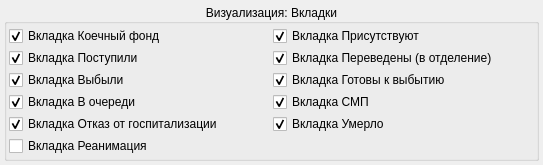
This is preferences/HospitalBedsPage.ui in rusingineer/KPS-Samson as Qt 5 draws it before an edit. The edited form follows.
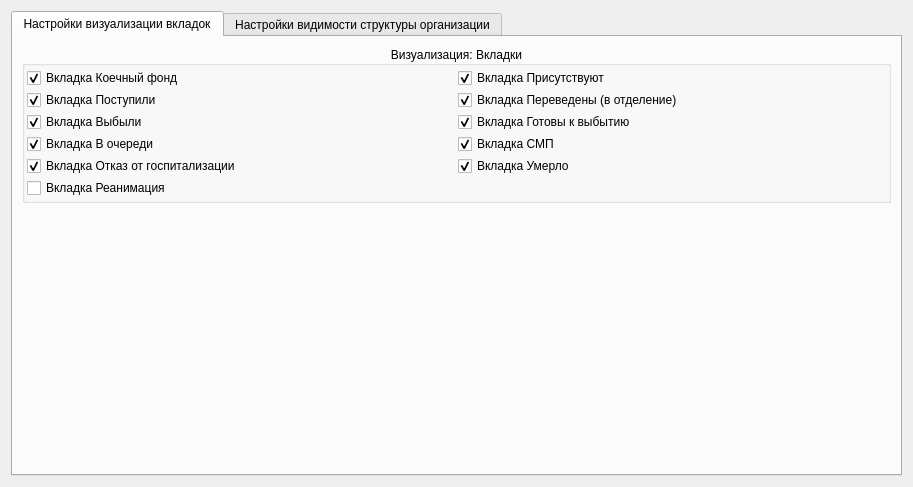
This is the edited form.

Patch:
```diff
--- a/preferences/HospitalBedsPage.ui
+++ b/preferences/HospitalBedsPage.ui
@@ -6,43 +6,25 @@
    <rect>
     <x>0</x>
     <y>0</y>
-    <width>543</width>
-    <height>148</height>
+    <width>913</width>
+    <height>487</height>
    </rect>
   </property>
   <property name="windowTitle">
    <string>Стационарный монитор</string>
   </property>
+  <layout class="QGridLayout" name="gridLayout_2">
+   <item row="0" column="0">
+    <widget class="QTabWidget" name="tabWidget">
+     <property name="currentIndex">
+      <number>0</number>
+     </property>
+     <widget class="QWidget" name="tab">
+      <attribute name="title">
+       <string>Настройки визуализации вкладок</string>
+      </attribute>
   <layout class="QGridLayout" name="gridLayout">
-   <property name="leftMargin">
-    <number>4</number>
-   </property>
-   <property name="topMargin">
-    <number>4</number>
-   </property>
-   <property name="rightMargin">
-    <number>4</number>
-   </property>
-   <property name="bottomMargin">
-    <number>4</number>
-   </property>
-   <property name="spacing">
-    <number>4</number>
-   </property>
-   <item row="12" column="0">
-    <spacer name="verticalSpacer_2">
-     <property name="orientation">
-      <enum>Qt::Vertical</enum>
-     </property>
-     <property name="sizeHint" stdset="0">
-      <size>
-       <width>20</width>
-       <height>40</height>
-      </size>
-     </property>
-    </spacer>
-   </item>
-   <item row="11" column="0" colspan="2">
+       <item row="0" column="0">
     <widget class="QGroupBox" name="grpTabWidgets">
      <property name="title">
       <string>Визуализация: Вкладки</string>
@@ -177,6 +159,29 @@
        </widget>
       </item>
      </layout>
+        </widget>
+       </item>
+       <item row="1" column="0">
+        <spacer name="verticalSpacer_2">
+         <property name="orientation">
+          <enum>Qt::Vertical</enum>
+         </property>
+         <property name="sizeHint" stdset="0">
+          <size>
+           <width>20</width>
+           <height>40</height>
+          </size>
+         </property>
+        </spacer>
+       </item>
+      </layout>
+     </widget>
+     <widget class="QWidget" name="tab_2">
+      <attribute name="title">
+       <string>Настройки видимости структуры организации</string>
+      </attribute>
+      <layout class="QGridLayout" name="gridLayout_4"/>
+     </widget>
     </widget>
    </item>
   </layout>
```
Left out of the diff: 97 changed lines with no effect on the pictures. Lines whose indentation alone changed are shown as unchanged.
